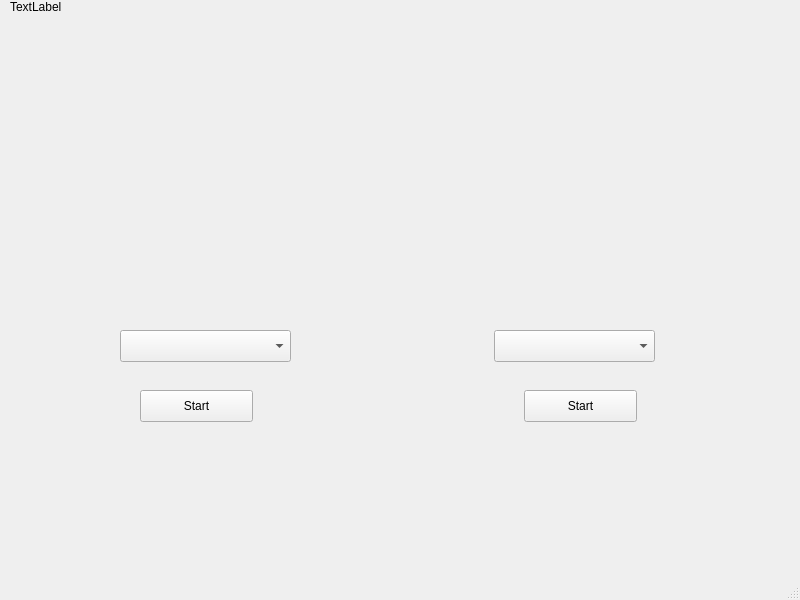
Before: the Qt Designer form camera_window.ui in paipeng/qt-double-cameras, drawn with Qt 5.
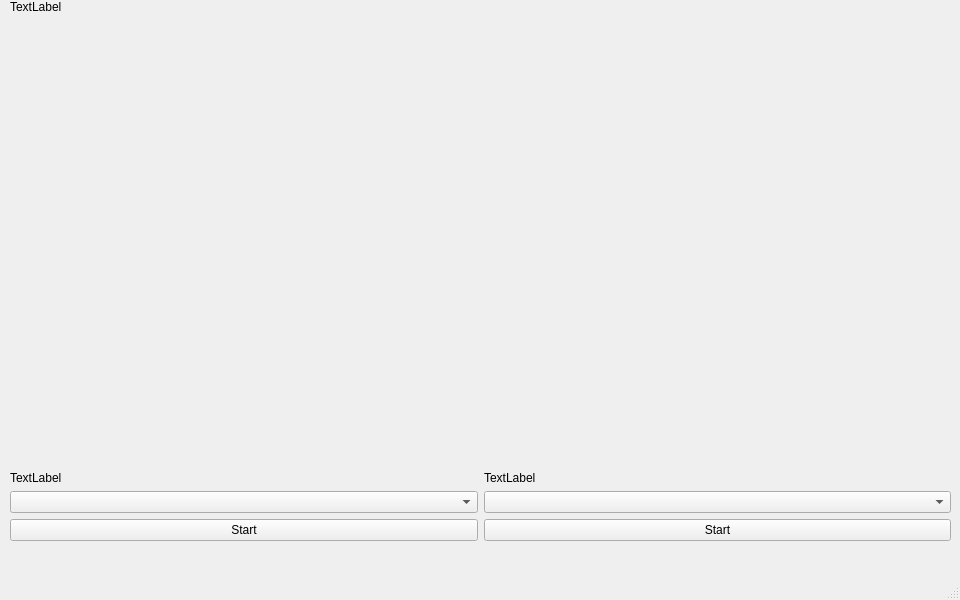
After: the same form once the commit is applied. The open tabs and pages were chosen to show the change. Icons and pictures are not drawn. Custom widgets are drawn as their Qt base class.

```diff
--- a/camera_window.ui
+++ b/camera_window.ui
@@ -6,7 +6,7 @@
    <rect>
     <x>0</x>
     <y>0</y>
-    <width>800</width>
+    <width>960</width>
     <height>600</height>
    </rect>
   </property>
@@ -19,7 +19,7 @@
      <rect>
       <x>10</x>
       <y>0</y>
-      <width>781</width>
+      <width>941</width>
       <height>541</height>
      </rect>
     </property>
@@ -40,6 +40,8 @@
      <item>
       <layout class="QHBoxLayout" name="horizontalLayout">
        <item>
+        <layout class="QVBoxLayout" name="verticalLayout_2">
+         <item>
         <widget class="QStackedWidget" name="camera1StackedWidget">
          <property name="currentIndex">
           <number>0</number>
@@ -48,66 +50,70 @@
           <widget class="QCameraViewfinder" name="camera1Viewfinder" native="true">
            <property name="geometry">
             <rect>
-             <x>30</x>
-             <y>30</y>
-             <width>320</width>
-             <height>240</height>
+               <x>5</x>
+               <y>5</y>
+               <width>440</width>
+               <height>330</height>
             </rect>
            </property>
            <property name="maximumSize">
             <size>
-             <width>320</width>
-             <height>240</height>
+               <width>440</width>
+               <height>330</height>
             </size>
            </property>
           </widget>
+           </widget>
+           <widget class="QWidget" name="preview1">
+            <widget class="QLabel" name="preview1Label">
+             <property name="geometry">
+              <rect>
+               <x>5</x>
+               <y>5</y>
+               <width>440</width>
+               <height>330</height>
+              </rect>
+             </property>
+             <property name="maximumSize">
+              <size>
+               <width>440</width>
+               <height>330</height>
+              </size>
+             </property>
+             <property name="text">
+              <string/>
+             </property>
+             <property name="pixmap">
+              <pixmap resource="qt-double-cameras.qrc">:/images/logo.png</pixmap>
+             </property>
+             <property name="scaledContents">
+              <bool>true</bool>
+             </property>
+            </widget>
+           </widget>
+          </widget>
+         </item>
+         <item>
+          <widget class="QLabel" name="label_4">
+           <property name="text">
+            <string>TextLabel</string>
+           </property>
+          </widget>
+         </item>
+         <item>
+          <widget class="QComboBox" name="camera1ComboBox"/>
+         </item>
+         <item>
           <widget class="QPushButton" name="camera1StartButton">
-           <property name="geometry">
-            <rect>
-             <x>130</x>
-             <y>370</y>
-             <width>113</width>
-             <height>32</height>
-            </rect>
-           </property>
            <property name="text">
             <string>Start</string>
            </property>
           </widget>
-          <widget class="QComboBox" name="camera1ComboBox">
-           <property name="geometry">
-            <rect>
-             <x>110</x>
-             <y>310</y>
-             <width>171</width>
-             <height>32</height>
-            </rect>
-           </property>
-          </widget>
-         </widget>
-         <widget class="QWidget" name="page_2">
-          <widget class="QLabel" name="label_2">
-           <property name="geometry">
-            <rect>
-             <x>30</x>
-             <y>30</y>
-             <width>320</width>
-             <height>240</height>
-            </rect>
-           </property>
-           <property name="maximumSize">
-            <size>
-             <width>320</width>
-             <height>240</height>
-            </size>
-           </property>
-           <property name="text">
-            <string>TextLabel</string>
-           </property>
-          </widget>
-         </widget>
-        </widget>
-       </item>
+         </item>
+        </layout>
+       </item>
+       <item>
+        <layout class="QVBoxLayout" name="verticalLayout_3">
        <item>
         <widget class="QStackedWidget" name="camera2StackedWidget">
          <widget class="QWidget" name="page_3">
@@ -127,46 +133,54 @@
             </size>
            </property>
           </widget>
+           </widget>
+           <widget class="QWidget" name="preview2">
+            <widget class="QLabel" name="preview2Label">
+             <property name="geometry">
+              <rect>
+               <x>5</x>
+               <y>5</y>
+               <width>440</width>
+               <height>330</height>
+              </rect>
+             </property>
+             <property name="maximumSize">
+              <size>
+               <width>440</width>
+               <height>330</height>
+              </size>
+             </property>
+             <property name="text">
+              <string/>
+             </property>
+             <property name="pixmap">
+              <pixmap resource="qt-double-cameras.qrc">:/images/logo.png</pixmap>
+             </property>
+             <property name="scaledContents">
+              <bool>true</bool>
+             </property>
+            </widget>
+           </widget>
+          </widget>
+         </item>
+         <item>
+          <widget class="QLabel" name="label_5">
+           <property name="text">
+            <string>TextLabel</string>
+           </property>
+          </widget>
+         </item>
+         <item>
+          <widget class="QComboBox" name="camera2ComboBox"/>
+         </item>
+         <item>
           <widget class="QPushButton" name="camera2StartButton">
-           <property name="geometry">
-            <rect>
-             <x>120</x>
-             <y>370</y>
-             <width>113</width>
-             <height>32</height>
-            </rect>
-           </property>
            <property name="text">
             <string>Start</string>
            </property>
           </widget>
-          <widget class="QComboBox" name="camera2ComboBox">
-           <property name="geometry">
-            <rect>
-             <x>90</x>
-             <y>310</y>
-             <width>161</width>
-             <height>32</height>
-            </rect>
-           </property>
-          </widget>
-         </widget>
-         <widget class="QWidget" name="page_4">
-          <widget class="QLabel" name="label_3">
-           <property name="geometry">
-            <rect>
-             <x>30</x>
-             <y>30</y>
-             <width>320</width>
-             <height>240</height>
-            </rect>
-           </property>
-           <property name="text">
-            <string>TextLabel</string>
-           </property>
-          </widget>
-         </widget>
-        </widget>
+         </item>
+        </layout>
        </item>
       </layout>
      </item>
```
Left out of the diff: 8 changed lines with no effect on the pictures. Lines whose indentation alone changed are shown as unchanged.
